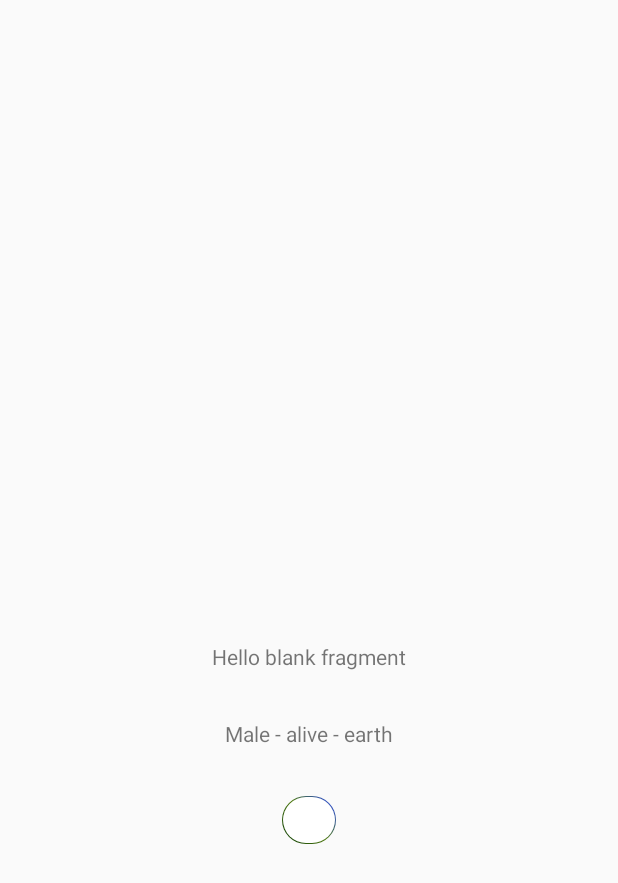
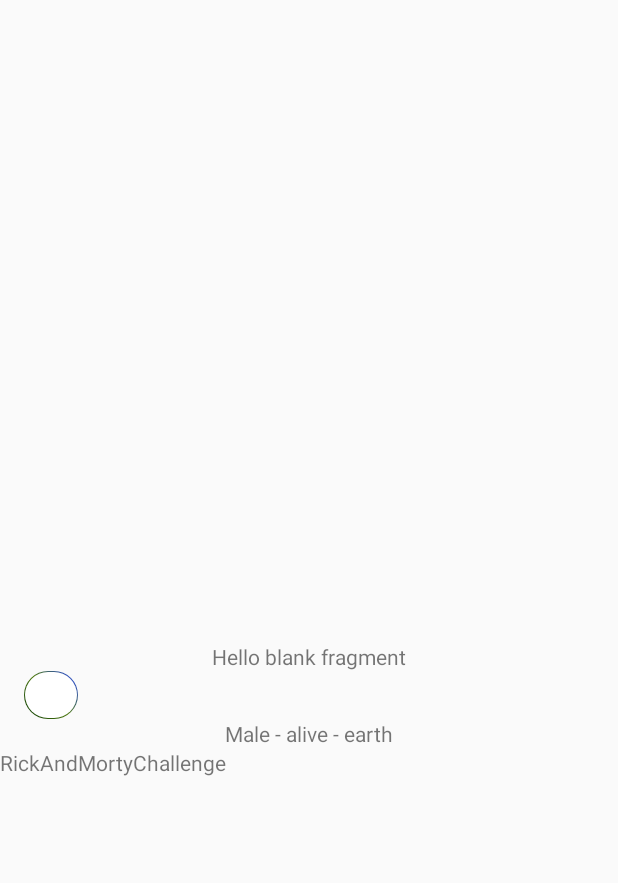
Before and after one commit to juanaso/RickandMortyChallenge, an Android app: the fragment CharacterDetailFragment placed in its activity, on a phone screen of 412 x 824 dp. Shown: the top 883 px of the screen. Run offline under Robolectric (Android 15) with nearby library versions, the phone set to English and light mode, and no system bars; our stand-ins replace Dagger/Hilt's generated code, data binding; libraries missing offline, so code that uses them is left out: com.jakewharton.espresso; pictures from the network do not load; 7 statements that could not run were skipped.

```diff
--- a/app/src/main/java/com/juanasoapp/rickandmortychallenge/api/RickAndMortyAPI.kt
+++ b/app/src/main/java/com/juanasoapp/rickandmortychallenge/api/RickAndMortyAPI.kt
@@ -1,11 +1,19 @@
 package com.juanasoapp.rickandmortychallenge.api
 
+import com.juanasoapp.rickandmortychallenge.characterdetail.model.EpisodesResponse
 import com.juanasoapp.rickandmortychallenge.charaterlist.model.CharacterResponse
 import retrofit2.http.GET
+import retrofit2.http.Path
 import retrofit2.http.Query
 
 interface RickAndMortyAPI {
 
     @GET("character")
     suspend fun fetchCharacters(@Query("page") page: Int, @Query("name") name: String): CharacterResponse
+
+    @GET("episode/{episodes}")
+    suspend fun fetchEpisodes(@Path("episodes") episodes: String) :EpisodesResponse
+
+     //    @GET("dv2/directVoice/{roomName}/loves")
+    //    suspend fun getLoveHistory(@Path("roomName") roomName: String) : Response<LoveHistoryResponse>
 }
--- a/app/src/main/res/layout/fragment_character_detail.xml
+++ b/app/src/main/res/layout/fragment_character_detail.xml
@@ -1,12 +1,18 @@
 <?xml version="1.0" encoding="utf-8"?>
 <layout xmlns:android="http://schemas.android.com/apk/res/android"
         xmlns:tools="http://schemas.android.com/tools"
-        xmlns:app="http://schemas.android.com/apk/res-auto">
+        xmlns:app="http://schemas.android.com/apk/res-auto"
+        android:animateLayoutChanges="true">
+
+    <ScrollView
+            android:layout_width="match_parent"
+            android:layout_height="match_parent">
 
         <androidx.constraintlayout.widget.ConstraintLayout
                 android:id="@+id/characterDetailRoot"
                 android:layout_width="match_parent"
-            android:layout_height="match_parent"
+                android:layout_height="wrap_content"
+                android:animateLayoutChanges="true"
                 tools:context=".characterdetail.ui.CharacterDetailFragment">
 
             <ImageView
@@ -65,10 +71,9 @@
                     android:paddingTop="5dp"
                     android:paddingEnd="15dp"
                     android:paddingBottom="5dp"
-                app:layout_constraintStart_toStartOf="parent"
-                app:layout_constraintTop_toBottomOf="@+id/characterDetailStatus"
-                app:layout_constraintEnd_toEndOf="parent"
-                android:layout_marginTop="32dp">
+                    app:layout_constraintStart_toStartOf="@+id/episodesContainer"
+                    app:layout_constraintTop_toBottomOf="@+id/characterDetailName"
+                    android:layout_marginStart="16dp">
 
                 <TextView
                         android:id="@+id/characterDetailSpecies"
@@ -85,5 +90,21 @@
 
             </androidx.constraintlayout.widget.ConstraintLayout>
 
+            <androidx.appcompat.widget.LinearLayoutCompat
+                    android:id="@+id/episodesContainer"
+                    android:layout_width="match_parent"
+                    android:layout_height="20dp"
+                    android:orientation="vertical"
+                    android:animateLayoutChanges="true"
+                    app:layout_constraintTop_toBottomOf="@+id/characterDetailStatus">
+
+                <TextView
+                        android:id="@+id/title"
+                        android:layout_width="wrap_content"
+                        android:layout_height="20dp"
+                        android:text="@string/app_display_title" />
+
+            </androidx.appcompat.widget.LinearLayoutCompat>
         </androidx.constraintlayout.widget.ConstraintLayout>
+    </ScrollView>
 </layout>
--- a/app/src/main/res/values/colors.xml
+++ b/app/src/main/res/values/colors.xml
@@ -1,6 +1,6 @@
 <?xml version="1.0" encoding="utf-8"?>
 <resources>
     <color name="colorPrimary">#6200EE</color>
-    <color name="colorPrimaryDark">#3700B3</color>
+    <color name="colorPrimaryDark">#428A02</color>
     <color name="colorAccent">#03DAC5</color>
 </resources>
```
Also changed, not shown: app/src/main/java/com/juanasoapp/rickandmortychallenge/characterdetail/api/EpisodeMapper.kt (added, +8 -0 lines), app/src/main/java/com/juanasoapp/rickandmortychallenge/characterdetail/api/EpisodeService.kt (added, +20 -0 lines), app/src/main/java/com/juanasoapp/rickandmortychallenge/characterdetail/api/EpisodesRepository.kt (added, +11 -0 lines), app/src/main/java/com/juanasoapp/rickandmortychallenge/characterdetail/model/EpisodesResponse.kt (added, +18 -0 lines), app/src/main/java/com/juanasoapp/rickandmortychallenge/characterdetail/ui/CharacterDetailFragment.kt (+37 -4 lines), app/src/main/java/com/juanasoapp/rickandmortychallenge/characterdetail/viewmodel/CharacterDetailViewModel.kt (added, +24 -0 lines), app/src/main/java/com/juanasoapp/rickandmortychallenge/utils/Extensions.kt (+7 -6 lines), 5 other files. Lines whose indentation alone changed are shown as unchanged.
